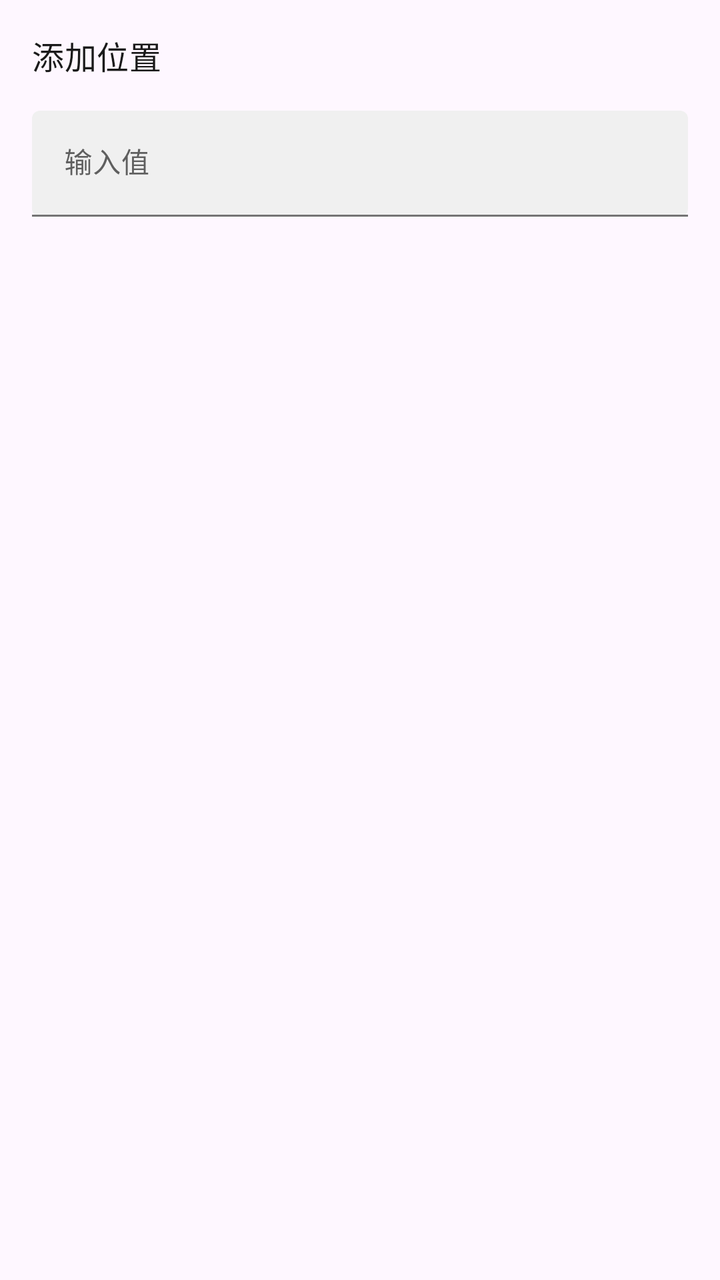
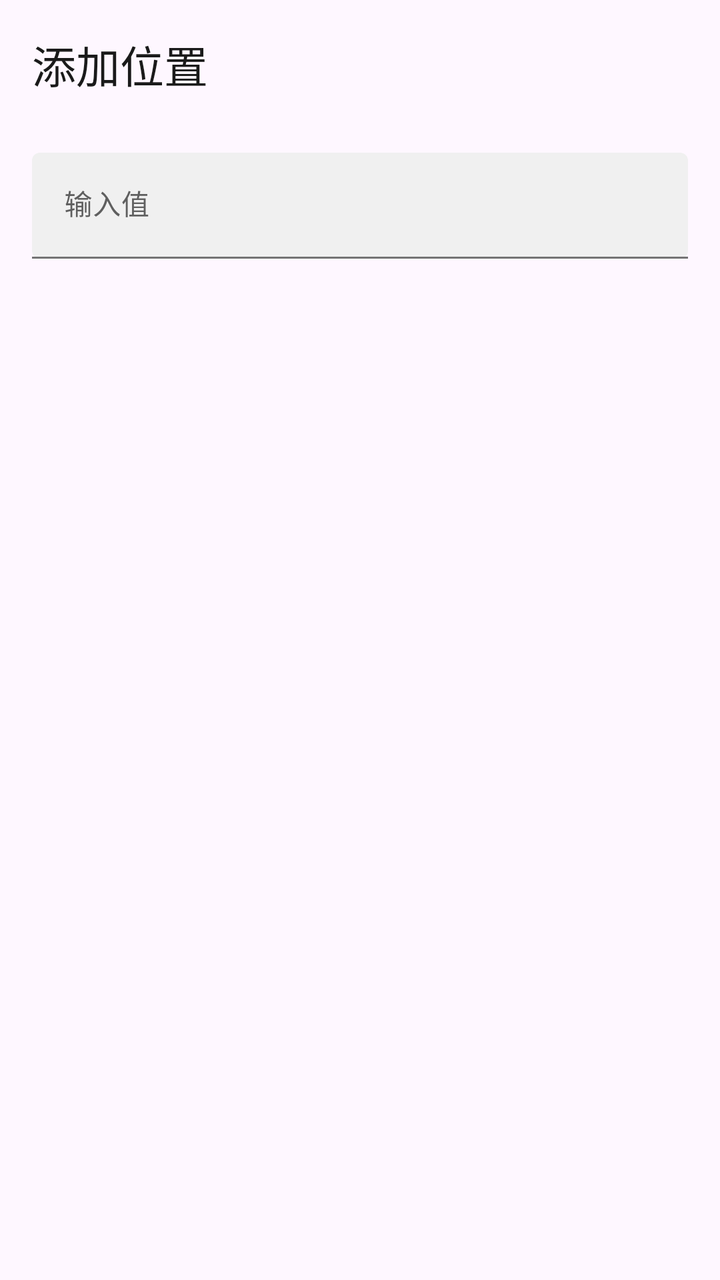

The first picture is an Android layout as it rendered before a commit; the second is the same layout after the commit. The layout source and the unified diff follow.
<!-- AndroidManifest.xml: application theme AppTheme -->
<!-- res/layout/dialog_input.xml -->
<?xml version="1.0" encoding="utf-8"?>
<LinearLayout
    xmlns:android="http://schemas.android.com/apk/res/android"
    xmlns:app="http://schemas.android.com/apk/res-auto"
    android:layout_width="match_parent"
    android:layout_height="wrap_content"
    android:orientation="vertical"
    android:padding="16dp">

        <TextView
            android:id="@+id/title"
            android:layout_width="match_parent"
            android:layout_height="wrap_content"
            android:text="@string/add_location"
            android:textAppearance="?attr/textAppearanceTitleMedium"
            android:textColor="?attr/colorOnSurface"/>

        <com.google.android.material.textfield.TextInputLayout
            android:layout_width="match_parent"
            android:layout_height="wrap_content"
            android:layout_marginTop="16dp"
            app:boxBackgroundMode="filled"
            app:boxBackgroundColor="?attr/colorSurfaceVariant"
            android:hint="输入值">

            <com.google.android.material.textfield.TextInputEditText
                android:id="@+id/value"
                android:layout_width="match_parent"
                android:layout_height="wrap_content"
                android:imeOptions="actionNext"
                android:inputType="text"
                android:singleLine="true"
                android:textColor="?attr/colorOnSurface"
                android:textAppearance="@style/TextAppearance.Material3.BodyMedium">

            </com.google.android.material.textfield.TextInputEditText>
        </com.google.android.material.textfield.TextInputLayout>

</LinearLayout>
<!-- resources referenced by this layout -->
<resources>
  <string name="add_location">添加位置</string>
  <style name="AppTheme" parent="Theme.Material3.Light.NoActionBar">
          
          <item name="colorPrimary">#5F5F5F</item>
          <item name="colorOnPrimary">#FFFFFF</item>
          <item name="colorPrimaryContainer">#E0E0E0</item>
          <item name="colorOnPrimaryContainer">#1E1E1E</item>
          <item name="colorSecondary">#494949</item>
          <item name="colorOnSecondary">#FFFFFF</item>
          <item name="colorSecondaryContainer">#E7E7E7</item>
          <item name="colorOnSecondaryContainer">#2A2A2A</item>
          <item name="colorSurface">#FFFFFF</item>
          <item name="colorOnSurface">#1A1A1A</item>
          <item name="colorSurfaceVariant">#F0F0F0</item>
          <item name="colorOnSurfaceVariant">#5F5F5F</item>
          <item name="colorOutline">#747474</item>
  
          
          <item name="android:statusBarColor">@android:color/transparent</item>
          <item name="android:windowDrawsSystemBarBackgrounds">true</item>
          <item name="android:windowTranslucentStatus">true</item>
          <item name="windowActionModeOverlay">true</item>
          <item name="windowActionBar">false</item>
          <item name="windowNoTitle">true</item>
  
          
          <item name="searchViewStyle">@style/Portal.SearchViewStyle</item>
          <item name="sliderStyle">@style/Portal.SliderTheme</item>
      </style>
  <style name="Portal.SearchViewStyle" parent="Widget.AppCompat.SearchView" />
  <style name="Portal.SliderTheme" parent="Widget.Material3.Slider" />
</resources>

<!-- the commit's change to res/layout/dialog_input.xml (unified diff, before → after) -->
@@ -12,8 +12,9 @@
             android:layout_width="match_parent"
             android:layout_height="wrap_content"
             android:text="@string/add_location"
-            android:textAppearance="?attr/textAppearanceTitleMedium"
-            android:textColor="?attr/colorOnSurface"/>
+            android:textAppearance="?attr/textAppearanceTitleLarge"
+            android:textColor="?attr/colorOnSurface"
+            android:paddingBottom="12dp"/>
 
         <com.google.android.material.textfield.TextInputLayout
             android:layout_width="match_parent"
